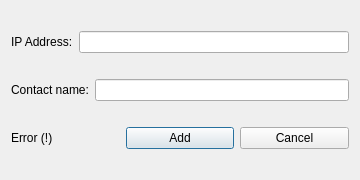
Dimaryst/partisanMessenger, file assets/newContact.ui: the form before one commit.
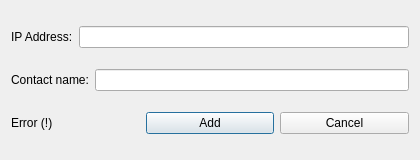
The form after the commit.

Diff of the .ui file:
```diff
--- a/assets/newContact.ui
+++ b/assets/newContact.ui
@@ -9,19 +9,19 @@
    <rect>
     <x>0</x>
     <y>0</y>
-    <width>360</width>
-    <height>180</height>
+    <width>420</width>
+    <height>160</height>
    </rect>
   </property>
   <property name="minimumSize">
    <size>
-    <width>320</width>
+    <width>400</width>
     <height>160</height>
    </size>
   </property>
   <property name="maximumSize">
    <size>
-    <width>360</width>
+    <width>420</width>
     <height>180</height>
    </size>
   </property>
```
